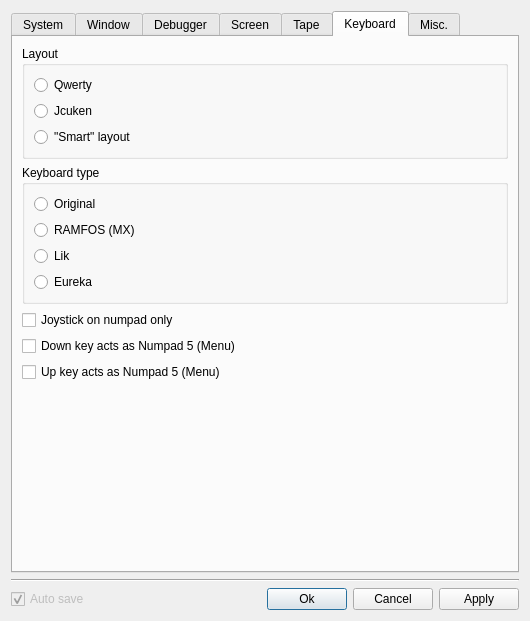
Old version of the form src/qt/qtSettingsDialog.ui in the repository vpyk/emu80v4.
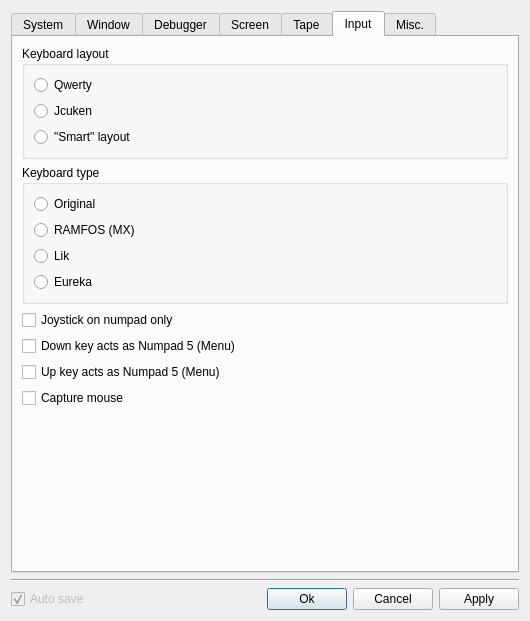
New version of the form. The open tabs and pages were chosen to show the change.

Commit message: Add mouse options and switch Specialist mouse interface to 'connect'

```diff
--- a/src/qt/qtSettingsDialog.ui
+++ b/src/qt/qtSettingsDialog.ui
@@ -1476,13 +1476,13 @@
      </widget>
      <widget class="QWidget" name="keybTab">
       <attribute name="title">
-       <string>Keyboard</string>
+       <string>Input</string>
       </attribute>
       <layout class="QVBoxLayout" name="verticalLayout_15">
        <item>
         <widget class="QGroupBox" name="layoutGroupBox">
          <property name="title">
-          <string>Layout</string>
+          <string>Keyboard layout</string>
          </property>
          <layout class="QVBoxLayout" name="verticalLayout_13">
           <item>
@@ -1570,6 +1570,13 @@
          </property>
         </widget>
        </item>
+       <item>
+        <widget class="QCheckBox" name="mouseCaptureCheckBox">
+         <property name="text">
+          <string>Capture mouse</string>
+         </property>
+        </widget>
+       </item>
        <item>
         <spacer name="verticalSpacer_7">
          <property name="orientation">
```
Left out of the diff: 2 changed lines with no effect on the pictures. The commit also changes 13 other files.
